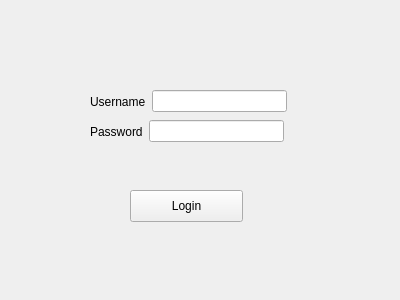
First picture: the form in src/loginform.ui, repository BreeksApp/Breeks-desktop, before the edit.
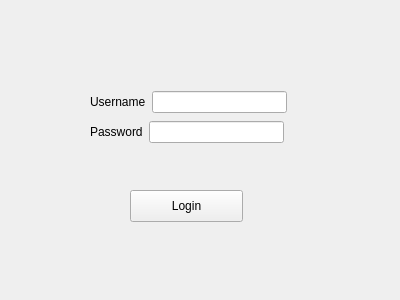
Second picture: the form after the edit.

```diff
--- a/src/loginform.ui
+++ b/src/loginform.ui
@@ -45,7 +45,7 @@
      <x>90</x>
      <y>90</y>
      <width>197</width>
-     <height>23</height>
+     <height>24</height>
     </rect>
    </property>
    <layout class="QHBoxLayout" name="horizontalLayout">
@@ -67,7 +67,7 @@
      <x>90</x>
      <y>120</y>
      <width>194</width>
-     <height>23</height>
+     <height>24</height>
     </rect>
    </property>
    <layout class="QHBoxLayout" name="horizontalLayout_2">
```
